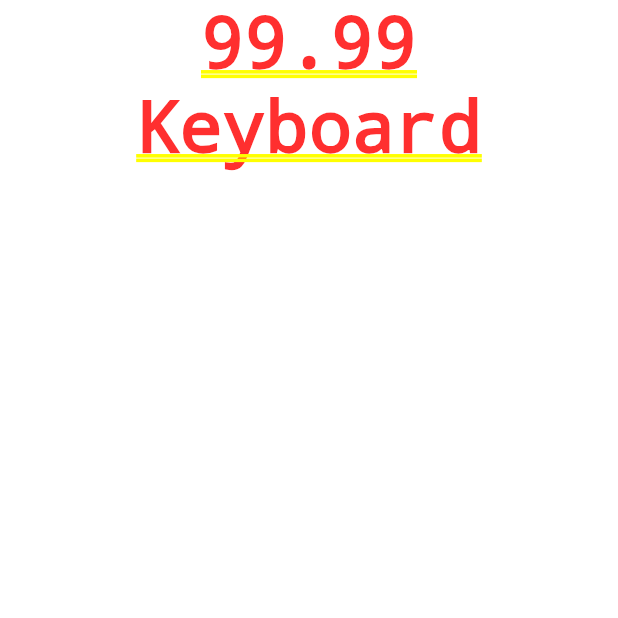
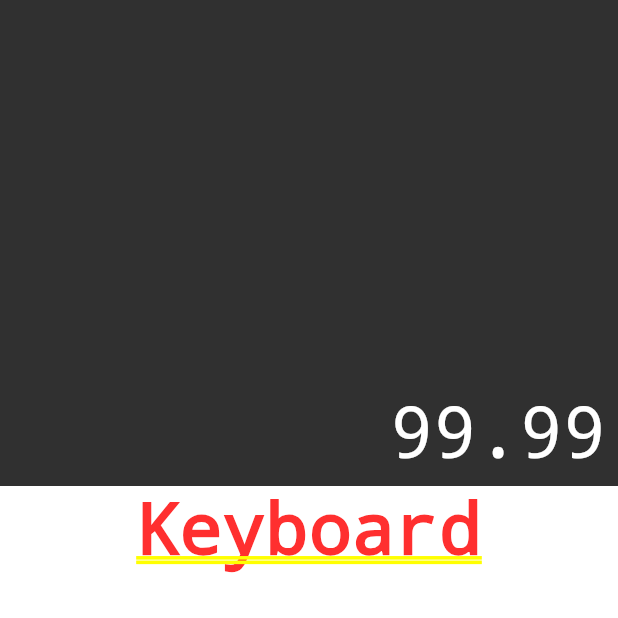
Before and after one commit to cleitonmonteiro/calculator, a Flutter app: the screen it shows after launch, on a phone screen of 412 x 824 dp, the top half of it. Run offline on Flutter 3.47's test engine with Material 2 defaults, Android fonts, the phone set to English and light mode, and no system bars; drawn by our look-alikes of auto_size_text.

Commit message:
Builded base display widget

```diff
--- a/lib/components/display.dart
+++ b/lib/components/display.dart
@@ -1,3 +1,4 @@
+import 'package:auto_size_text/auto_size_text.dart';
 import 'package:flutter/material.dart';
 
 class Display extends StatelessWidget {
@@ -7,8 +8,32 @@ class Display extends StatelessWidget {
 
   @override
   Widget build(BuildContext context) {
-    return Container(
-      child: Text(text),
+    return Expanded (
+      flex: 1,
+      child: Container(
+        color: Color.fromRGBO(48, 48, 48, 1),
+        child: Column(
+          crossAxisAlignment: CrossAxisAlignment.stretch,
+          mainAxisAlignment: MainAxisAlignment.end,
+          children: <Widget>[
+            Padding(
+              padding: const EdgeInsets.all(8.0),
+              child: AutoSizeText(
+                text,
+                minFontSize: 20,
+                maxFontSize: 80,
+                maxLines: 1,
+                textAlign: TextAlign.end,
+                style: TextStyle(
+                  fontWeight: FontWeight.w100,
+                  decoration: TextDecoration.none,
+                  color: Colors.white
+                ),
+              ),
+            ),
+          ],
+        ),
+      ),
     );
   }
 }
```
